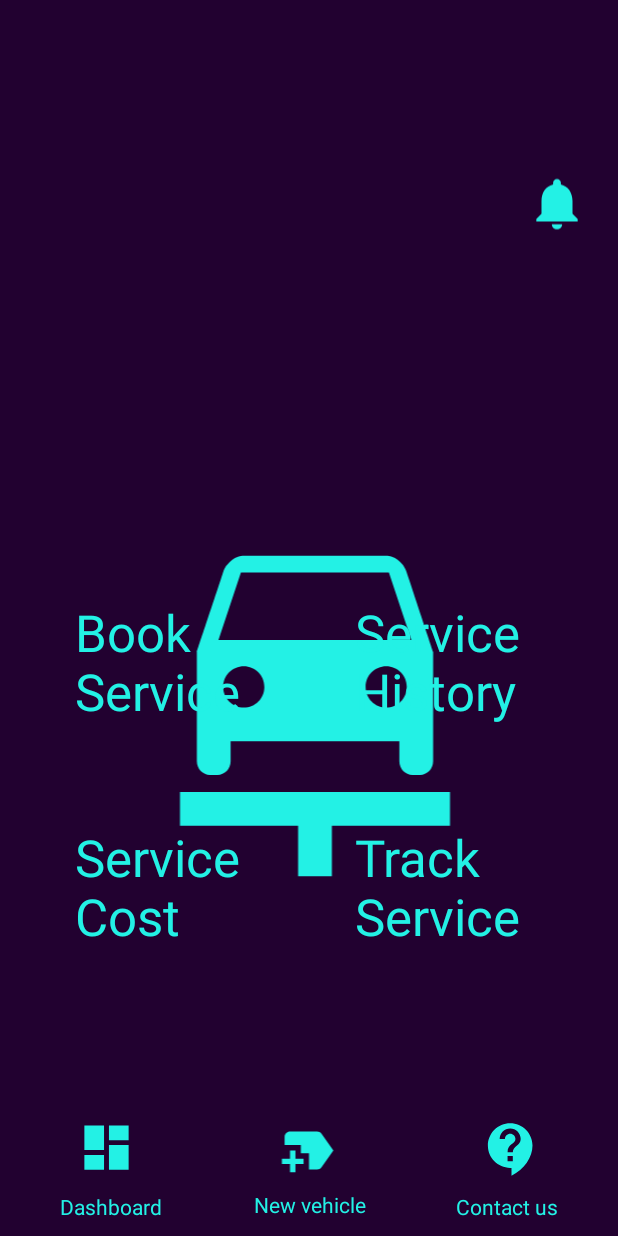
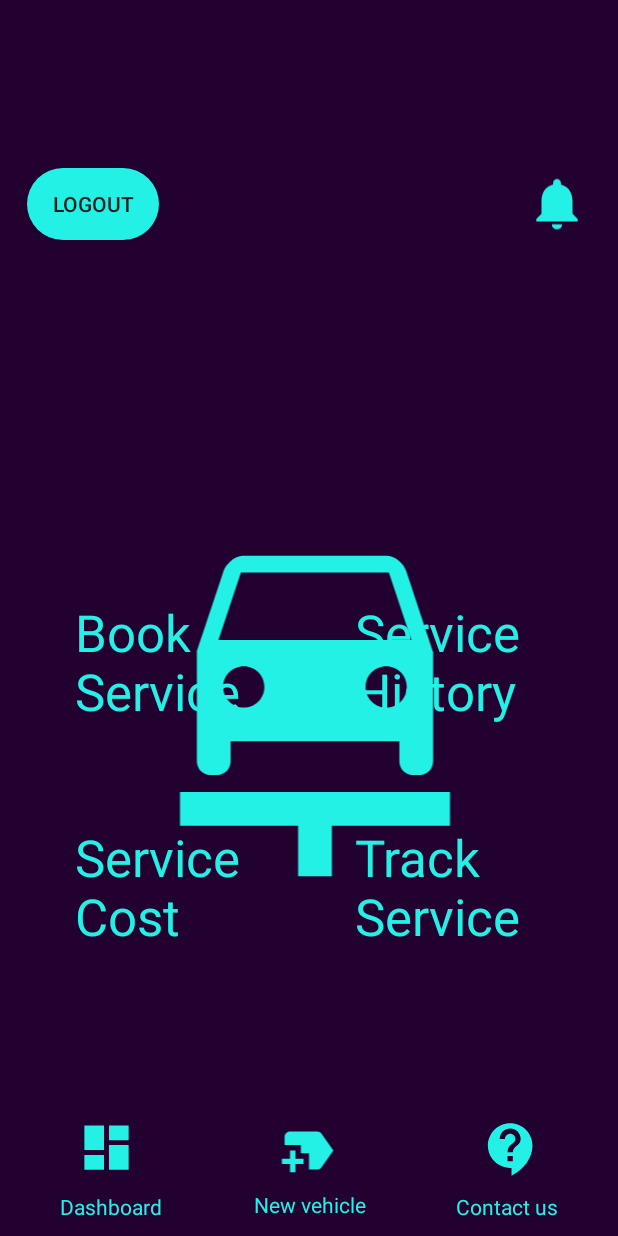
Before and after one commit to Shashanka-rao/Mobile-Application-Development-Project, an Android app: the layout activity_home.xml on its own in the app's theme, with its tools: preview values and no code run, on a phone screen of 412 x 824 dp. Run offline under Robolectric (Android 15) with nearby library versions, the light colour scheme and no system bars.

Commit message:
logout added and some intent features added

```diff
--- a/MiniProjectMAD1/app/src/main/java/com/example/miniprojectmad1/Login.java
+++ b/MiniProjectMAD1/app/src/main/java/com/example/miniprojectmad1/Login.java
@@ -50,7 +50,6 @@ public class Login extends AppCompatActivity {
         {
             Intent intent = new Intent(Login.this,Home.class);
             startActivity(intent);
-
         }
         //start here
 
@@ -96,7 +95,10 @@ public class Login extends AppCompatActivity {
             @Override
             public void onSuccess(AuthResult authResult) {
                 Toast.makeText(Login.this, "Login successful", Toast.LENGTH_SHORT).show();
-                startActivity(new Intent(Login.this, Home.class));
+                Intent intent2 = new Intent(Login.this,Home.class);
+                intent2.setFlags(Intent.FLAG_ACTIVITY_CLEAR_TASK | Intent.FLAG_ACTIVITY_NEW_TASK);
+//              startActivity(new Intent(Login.this, Home.class));
+                startActivity(intent2);
             }
         });
 
--- a/MiniProjectMAD1/app/src/main/java/com/example/miniprojectmad1/MainActivity.java
+++ b/MiniProjectMAD1/app/src/main/java/com/example/miniprojectmad1/MainActivity.java
@@ -37,6 +37,12 @@ public class MainActivity extends AppCompatActivity {
 //            startActivity(intent);
 //        }
 
+//        if(auth.getCurrentUser()!=null)
+//        {
+//            Intent intent = new Intent(MainActivity.this,Home.class);
+//            startActivity(intent);
+//        }
+
             signUpButton.setOnClickListener(new View.OnClickListener() {
             @Override
             public void onClick(View v) {
--- a/MiniProjectMAD1/app/src/main/res/layout/activity_home.xml
+++ b/MiniProjectMAD1/app/src/main/res/layout/activity_home.xml
@@ -49,6 +49,17 @@
         android:textColor="#23F1E5"
         android:textSize="34sp"
          />
+
+    <Button
+        android:id="@+id/logoutButton"
+        android:layout_width="wrap_content"
+        android:layout_height="wrap_content"
+        android:layout_alignParentEnd="true"
+        android:layout_alignParentBottom="true"
+        android:layout_marginEnd="306dp"
+        android:layout_marginBottom="664dp"
+        android:background="@drawable/buttonradius"
+        android:text="logout" />
 
     <TextView
         android:id="@+id/trackServiceBtn"
```
Also changed, not shown: MiniProjectMAD1/app/src/main/AndroidManifest.xml (+11 -10 lines), MiniProjectMAD1/app/src/main/java/com/example/miniprojectmad1/Home.java (+29 -0 lines).
